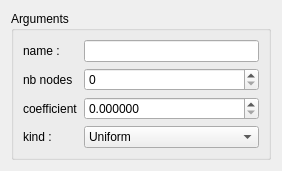
Qt form src/HEXABLOCKGUI/Law_QTD.ui (SalomePlatform/hexablock) before a commit.
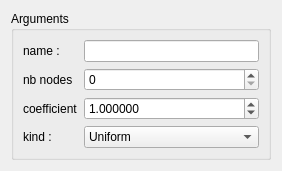
The same form after that commit.

Patch:
```diff
--- a/src/HEXABLOCKGUI/Law_QTD.ui
+++ b/src/HEXABLOCKGUI/Law_QTD.ui
@@ -90,6 +90,9 @@
         <property name="maximum">
          <double>1000000000.000000000000000</double>
         </property>
+        <property name="value">
+         <double>1.000000000000000</double>
+        </property>
        </widget>
       </item>
       <item row="3" column="0">
```
Left out of the diff: 6 changed lines with no effect on the pictures.
